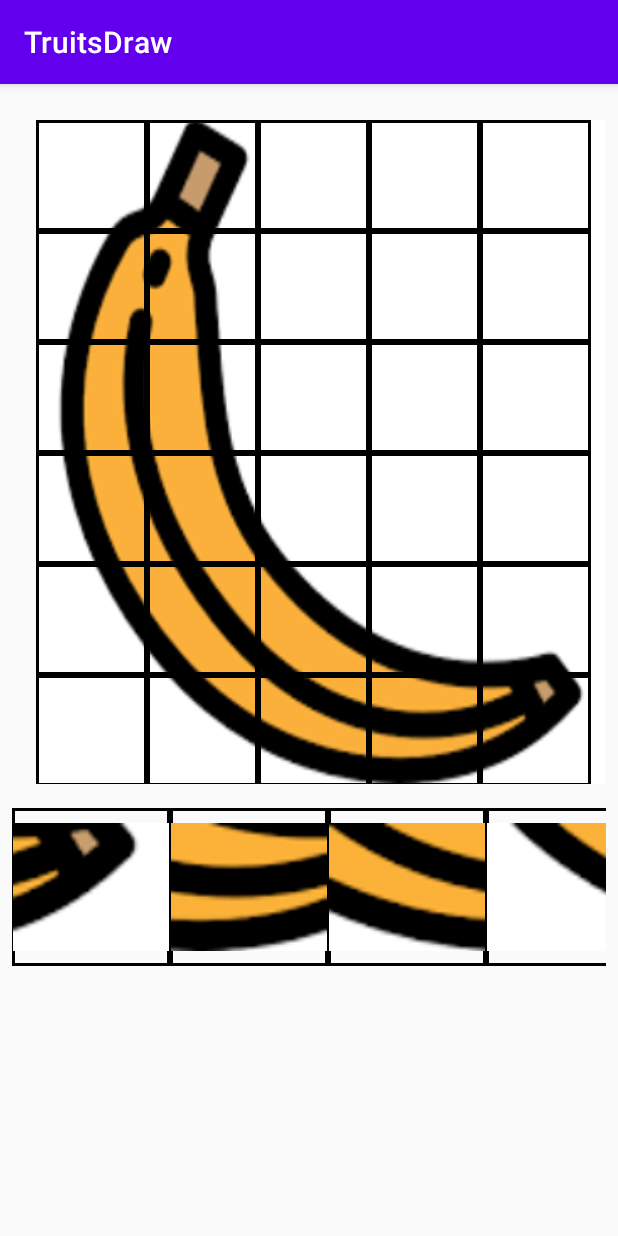
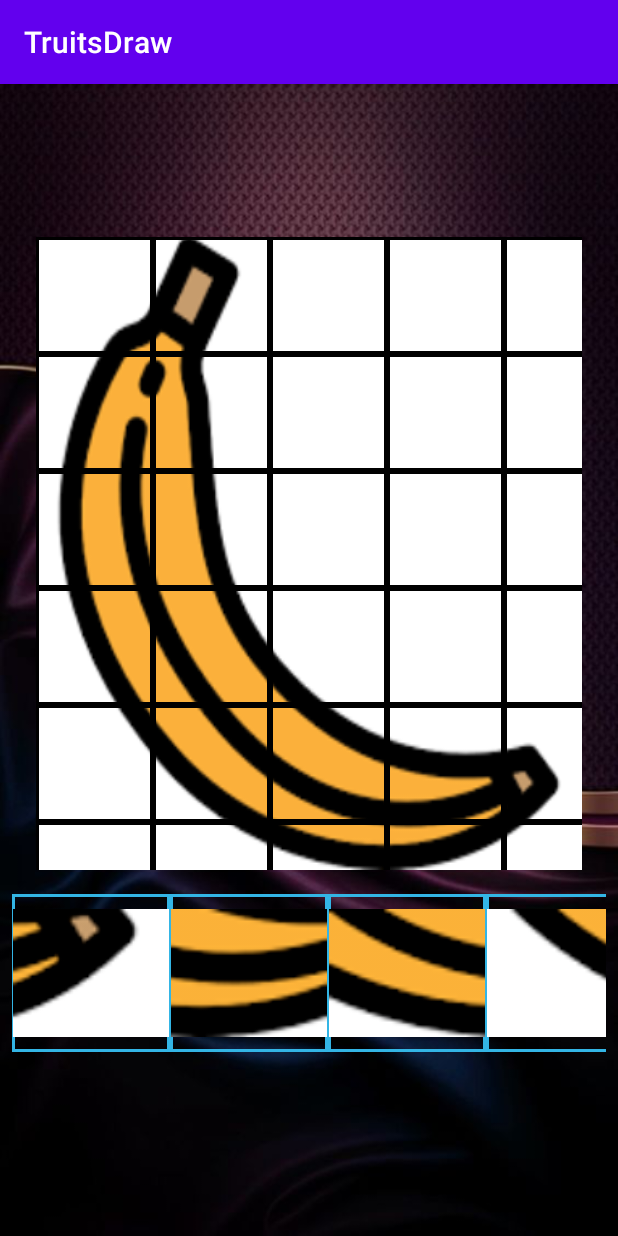
Before and after one commit to disiol/TruitsDraw, an Android app: the screen it shows after launch (MainActivity), on a phone screen of 412 x 824 dp. Run offline under Robolectric (Android 15) with nearby library versions, the phone set to English and light mode, and no system bars.

```diff
--- a/app/src/main/java/com/truitsdraw/MainActivity.java
+++ b/app/src/main/java/com/truitsdraw/MainActivity.java
@@ -107,7 +107,7 @@ public class MainActivity extends AppCompatActivity {
         ImageView imageView = new ImageView(this);
         imageView.setImageResource(imageResource);
         imageView.setId(id);
-        imageView.setBackground(ContextCompat.getDrawable(this, R.drawable.blak_boder));
+        imageView.setBackground(ContextCompat.getDrawable(this, R.drawable.blak_boder_2));
         imageView.setClickable(true);
         linearLayout.addView(imageView);
         return imageView;
@@ -120,8 +120,8 @@ public class MainActivity extends AppCompatActivity {
 
     private void setSize(ImageView imageView) {
         Display display = getWindowManager().getDefaultDisplay();
-        imageView.getLayoutParams().height = (display.getWidth() * 18) / 100;
-        imageView.getLayoutParams().width = (display.getWidth() * 18) / 100;
+        imageView.getLayoutParams().height = (display.getWidth() * 18) / 95;
+        imageView.getLayoutParams().width = (display.getWidth() * 18) / 95;
     }
 
     private void setSizeButons(ImageView imageView) {
--- /dev/null
+++ b/app/src/main/res/drawable/blak_boder_2.xml
@@ -0,0 +1,6 @@
+<?xml version="1.0" encoding="UTF-8"?>
+<shape xmlns:android="http://schemas.android.com/apk/res/android">
+<stroke android:width="2dp" android:color="@android:color/holo_blue_light" />
+<padding android:left="1dp" android:top="1dp" android:right="1dp"
+    android:bottom="1dp" />
+</shape>
--- a/app/src/main/res/layout/activity_main.xml
+++ b/app/src/main/res/layout/activity_main.xml
@@ -4,6 +4,7 @@
     xmlns:tools="http://schemas.android.com/tools"
     android:layout_width="match_parent"
     android:layout_height="match_parent"
+    android:background="@drawable/background"
     tools:context=".MainActivity">
 
     <androidx.constraintlayout.widget.Guideline
@@ -11,16 +12,16 @@
         android:layout_width="wrap_content"
         android:layout_height="wrap_content"
         android:orientation="horizontal"
-        app:layout_constraintGuide_begin="16dp" />
+        app:layout_constraintGuide_begin="78dp" />
 
     <androidx.gridlayout.widget.GridLayout
         android:id="@+id/GridLayout"
         android:layout_width="0dp"
         android:layout_height="0dp"
         android:layout_marginStart="24dp"
-        android:layout_marginTop="8dp"
-        android:layout_marginEnd="8dp"
-        android:layout_marginBottom="8dp"
+        android:layout_marginTop="24dp"
+        android:layout_marginEnd="24dp"
+        android:layout_marginBottom="24dp"
         android:background="@drawable/banana"
         app:columnCount="5"
         app:layout_constraintBottom_toTopOf="@+id/guideline2"
@@ -37,7 +38,7 @@
         android:layout_width="wrap_content"
         android:layout_height="wrap_content"
         android:orientation="horizontal"
-        app:layout_constraintGuide_begin="475dp" />
+        app:layout_constraintGuide_begin="548dp" />
 
     <HorizontalScrollView
         android:layout_width="0dp"
```
Also changed, not shown: app/src/main/res/drawable/background.png (added).
